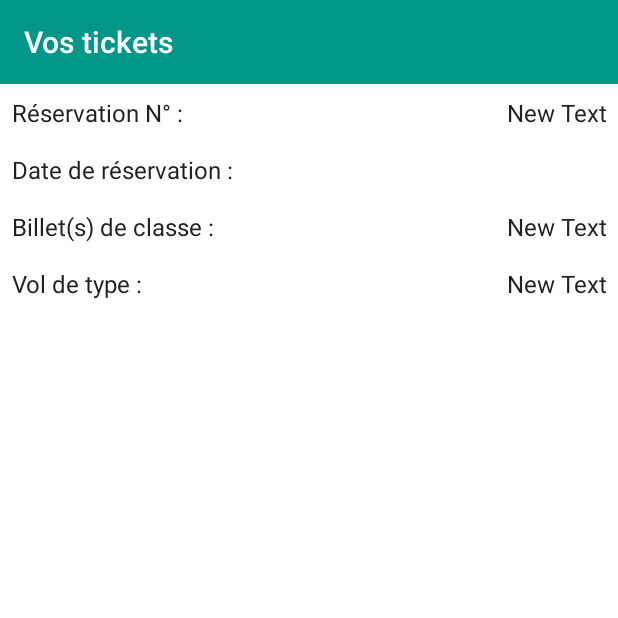
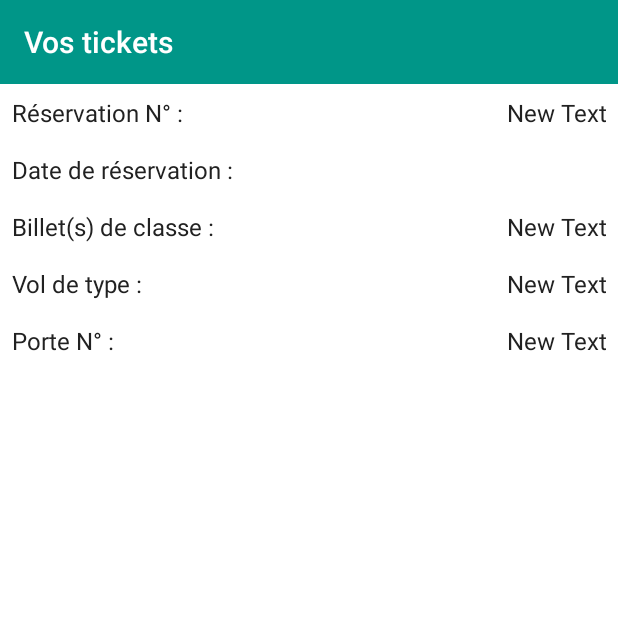
Before and after one commit to Symsystem/Fidel, an Android app: the TicketActivity screen opened directly, with no data from a screen before it, on a phone screen of 412 x 824 dp, the top half of it. Run offline under Robolectric (Android 15) with nearby library versions, the phone set to English and light mode, and no system bars; our stand-ins replace ButterKnife; network calls fail; 8 statements that could not run were skipped.

Commit message:
Ajout Gate

```diff
--- a/app/src/main/java/com/fidel/fidel/activities/MyLuggagesActivity.java
+++ b/app/src/main/java/com/fidel/fidel/activities/MyLuggagesActivity.java
@@ -114,6 +114,12 @@ public class MyLuggagesActivity extends ActionBarActivity {
                 new Response.ErrorListener() {
                     @Override
                     public void onErrorResponse(VolleyError volleyError) {
+                        AlertDialog.Builder builder = new AlertDialog.Builder(MyLuggagesActivity.this);
+                        builder.setTitle("Erreur");
+                        builder.setMessage("Pas d'accès Internet, veuillez l'activer");
+                        builder.setPositiveButton(android.R.string.ok, null);
+                        AlertDialog dialog = builder.create();
+                        dialog.show();
                         Log.e("errorConnexion", volleyError.getMessage());
                     }
                 });
--- a/app/src/main/java/com/fidel/fidel/activities/ShoppingActivity.java
+++ b/app/src/main/java/com/fidel/fidel/activities/ShoppingActivity.java
@@ -147,6 +147,12 @@ public class ShoppingActivity extends ActionBarActivity{
                 new Response.ErrorListener() {
                     @Override
                     public void onErrorResponse(VolleyError volleyError) {
+                        AlertDialog.Builder builder = new AlertDialog.Builder(ShoppingActivity.this);
+                        builder.setTitle("Erreur");
+                        builder.setMessage("Pas d'accès Internet, veuillez l'activer");
+                        builder.setPositiveButton(android.R.string.ok, null);
+                        AlertDialog dialog = builder.create();
+                        dialog.show();
                         Log.e("errorConnexion", volleyError.getMessage());
                     }
                 });
--- a/app/src/main/java/com/fidel/fidel/activities/TicketActivity.java
+++ b/app/src/main/java/com/fidel/fidel/activities/TicketActivity.java
@@ -33,6 +33,7 @@ public class TicketActivity extends ActionBarActivity implements AdapterView.OnI
     @InjectView(R.id.dateContent) TextView mDateContent;
     @InjectView(R.id.typeVoyageurContent) TextView mTypeVoyageurContent;
     @InjectView(R.id.typeVolContent) TextView mTypeVolContent;
+    @InjectView(R.id.idPorte) TextView mGate;
 
     @InjectView(R.id.listPersonnes) ExpandableListView mListPersonne;
     @InjectView(android.R.id.empty)TextView empty;
@@ -65,6 +66,7 @@ public class TicketActivity extends ActionBarActivity implements AdapterView.OnI
 
         mTypeVoyageurContent.setText(String.valueOf(mReservation.getTypeVoyageur()));
         mTypeVolContent.setText(String.valueOf(mReservation.getVol().getTypeVol()));
+        mGate.setText(String.valueOf(mReservation.getVol().getGate()));
 
         ArrayList<Personne> listPersonnes = mReservation.getListPersonne();
         ArrayList<String> listNomsPersonnes = new ArrayList<>();
--- a/app/src/main/java/com/fidel/fidel/activities/UserProfileActivity.java
+++ b/app/src/main/java/com/fidel/fidel/activities/UserProfileActivity.java
@@ -156,6 +156,12 @@ public class UserProfileActivity extends ActionBarActivity {
                     new Response.ErrorListener() {
                         @Override
                         public void onErrorResponse(VolleyError volleyError) {
+                            AlertDialog.Builder builder = new AlertDialog.Builder(UserProfileActivity.this);
+                            builder.setTitle("Erreur");
+                            builder.setMessage("Pas d'accès Internet, veuillez l'activer");
+                            builder.setPositiveButton(android.R.string.ok, null);
+                            AlertDialog dialog = builder.create();
+                            dialog.show();
                             Log.e("errorConnexion", volleyError.getMessage());
                         }
                     });
--- a/app/src/main/res/layout/activity_ticket.xml
+++ b/app/src/main/res/layout/activity_ticket.xml
@@ -129,6 +129,32 @@
                 android:layout_weight="1"
                 android:gravity="right"/>
         </LinearLayout>
+
+        <LinearLayout
+            android:orientation="horizontal"
+            android:layout_width="match_parent"
+            android:layout_height="match_parent"
+            android:layout_marginBottom="16dp">
+
+            <TextView
+                android:layout_width="wrap_content"
+                android:layout_height="wrap_content"
+                android:text="Porte N° : "
+                android:textSize="16sp"
+                android:textColor="@color/primary_text"
+                android:id="@+id/idGate"
+                android:layout_weight="1"/>
+
+            <TextView
+                android:layout_width="wrap_content"
+                android:layout_height="wrap_content"
+                android:text="New Text"
+                android:textSize="16sp"
+                android:textColor="@color/primary_text"
+                android:id="@+id/idPorte"
+                android:layout_weight="1"
+                android:gravity="right"/>
+        </LinearLayout>
     </LinearLayout>
 
     <ExpandableListView
```
Also changed, not shown: app/src/main/java/com/fidel/fidel/activities/MainActivity.java (+7 -0 lines), app/src/main/java/com/fidel/fidel/activities/ProcessActivity.java (+9 -2 lines), app/src/main/java/com/fidel/fidel/activities/SignUpActivity.java (+7 -0 lines).
